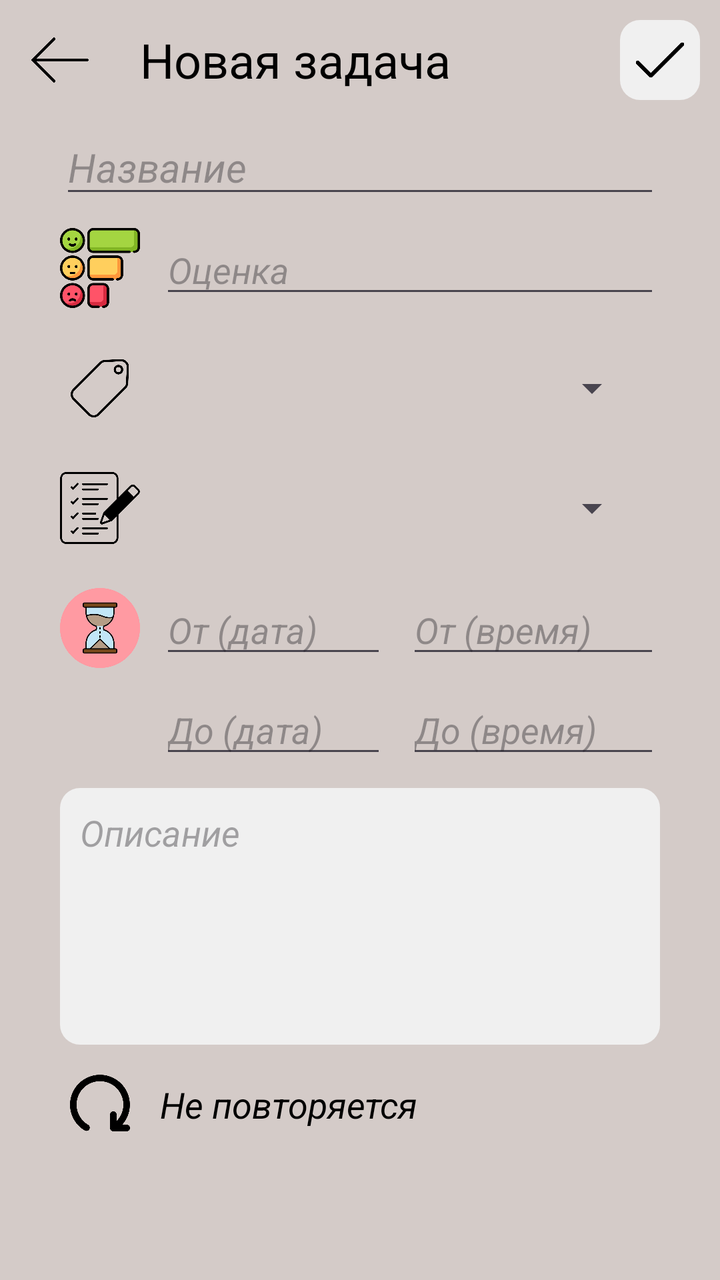
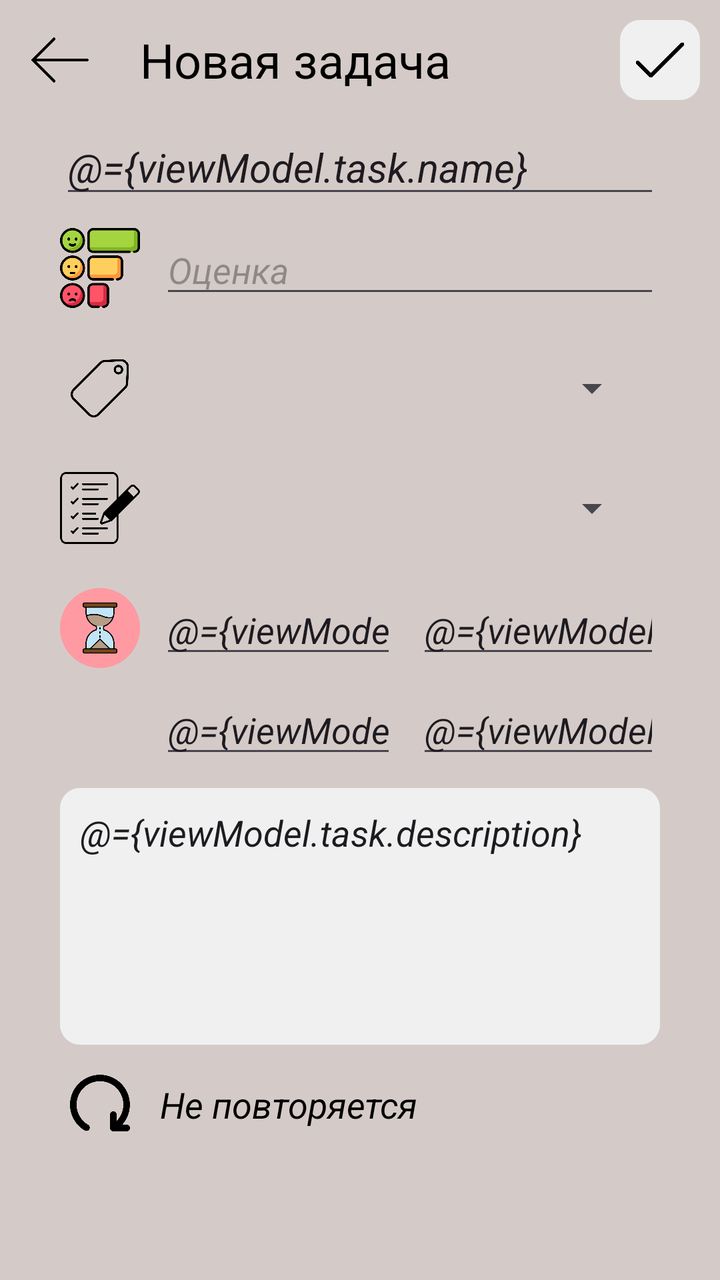

Screens rendered from an Android XML layout before and after an edit, with the pre-edit source and the edit as a unified diff.
<!-- AndroidManifest.xml: application theme Theme.Assistant -->
<!-- res/layout/activity_new_task.xml -->
<?xml version="1.0" encoding="utf-8"?>
<RelativeLayout xmlns:android="http://schemas.android.com/apk/res/android"
    xmlns:app="http://schemas.android.com/apk/res-auto"
    xmlns:tools="http://schemas.android.com/tools"
    android:layout_width="match_parent"
    android:layout_height="match_parent"
    android:background="@color/background_main"
    tools:context=".tasks.NewTaskActivity">

    <ImageButton
        android:layout_width="60dp"
        android:layout_height="60dp"
        android:id="@+id/backBtn"
        android:src="@drawable/back"
        android:scaleType="fitCenter"
        android:backgroundTint="@color/background_main"
        />
    <TextView
        android:layout_width="wrap_content"
        android:layout_height="60dp"
        android:id="@+id/newTaskText"
        android:textColor="@color/black"
        android:layout_toRightOf="@+id/backBtn"
        android:text="Новая задача"
        android:textSize="24dp"
        android:gravity="center"
        android:layout_marginLeft="10dp"
        />
    <ImageButton
        android:layout_width="40dp"
        android:layout_height="40dp"
        android:id="@+id/tickBtn"
        android:src="@drawable/tick"
        android:scaleType="fitCenter"
        android:padding="5dp"
        android:background="@drawable/image_btn_style"
        android:layout_marginBottom="70dp"
        android:layout_marginEnd="10dp"
        android:layout_marginTop="10dp"
        android:layout_alignParentEnd="true"
        />


    <ScrollView
        android:layout_width="match_parent"
        android:layout_height="match_parent"
        android:layout_below="@+id/newTaskText"
        android:id="@+id/scroll">
        <RelativeLayout
            android:layout_width="match_parent"
            android:layout_height="wrap_content"
            android:orientation="vertical">

            <LinearLayout
                android:layout_width="match_parent"
                android:layout_height="match_parent"
                android:layout_marginHorizontal="30dp"
                android:orientation="vertical">

                <EditText
                    android:layout_width="match_parent"
                    android:layout_height="wrap_content"
                    android:id="@+id/taskName"
                    android:hint="Название"
                    android:textSize="20dp"
                    android:textStyle="italic"
                    android:maxLength="30"/>

                <LinearLayout
                    android:layout_width="match_parent"
                    android:layout_height="wrap_content"
                    android:orientation="horizontal">

                    <ImageButton
                        android:layout_width="40dp"
                        android:layout_height="40dp"
                        android:src="@drawable/score"
                        android:scaleType="centerCrop"
                        android:background="@color/background_main"
                        android:layout_marginVertical="10dp"
                        />
                    <EditText
                        android:layout_width="match_parent"
                        android:layout_height="40dp"
                        android:id="@+id/scoreEditText"
                        android:layout_gravity="center"
                        android:textStyle="italic"
                        android:inputType="number"
                        android:hint="Оценка"
                        android:layout_marginLeft="10dp"/>

                </LinearLayout>


                <LinearLayout
                    android:layout_width="match_parent"
                    android:layout_height="wrap_content"
                    android:orientation="horizontal">

                    <ImageButton
                        android:layout_width="40dp"
                        android:layout_height="40dp"
                        android:src="@drawable/category"
                        android:scaleType="centerCrop"
                        android:background="@color/background_main"
                        android:layout_marginVertical="10dp"
                        />
                    <Spinner
                        android:layout_width="match_parent"
                        android:layout_height="40dp"
                        android:id="@+id/ctgSpinner"
                        android:layout_gravity="center"
                        android:layout_marginHorizontal="10dp" />

                </LinearLayout>



                <LinearLayout
                    android:layout_width="match_parent"
                    android:layout_height="wrap_content"
                    android:orientation="horizontal">

                    <ImageButton
                        android:layout_width="40dp"
                        android:layout_height="40dp"
                        android:src="@drawable/plans"
                        android:scaleType="centerCrop"
                        android:background="@color/background_main"
                        android:layout_marginVertical="10dp"
                        />
                    <Spinner
                        android:layout_width="match_parent"
                        android:layout_height="40dp"
                        android:id="@+id/plansSpinner"
                        android:layout_gravity="center"
                        android:layout_marginHorizontal="10dp" />

                </LinearLayout>


                <LinearLayout
                    android:layout_width="match_parent"
                    android:layout_height="wrap_content"
                    android:orientation="horizontal">

                    <ImageButton
                        android:layout_width="40dp"
                        android:layout_height="40dp"
                        android:src="@drawable/time_for_task"
                        android:scaleType="centerCrop"
                        android:background="@color/background_main"
                        android:layout_marginVertical="10dp"
                        />
                    <EditText
                        android:layout_width="wrap_content"
                        android:layout_height="40dp"
                        android:id="@+id/dateTimeTaskFromDate"
                        android:layout_gravity="center"
                        android:layout_weight="1"
                        android:textStyle="italic"
                        android:inputType="date"
                        android:hint="От (дата)"
                        android:layout_marginLeft="10dp"
                        android:onClick="setDateFrom"/>
                    <EditText
                        android:layout_width="wrap_content"
                        android:layout_height="40dp"
                        android:id="@+id/dateTimeTaskFromTime"
                        android:layout_gravity="center"
                        android:layout_weight="1"
                        android:textStyle="italic"
                        android:inputType="time"
                        android:hint="От (время)"
                        android:layout_marginLeft="10dp"
                        android:onClick="setTimeFrom"/>

                </LinearLayout>

                <LinearLayout
                    android:layout_width="match_parent"
                    android:layout_height="wrap_content"
                    android:orientation="horizontal"
                    android:layout_marginLeft="40dp">
                    <EditText
                        android:layout_width="wrap_content"
                        android:layout_height="40dp"
                        android:id="@+id/dateTimeTaskToDate"
                        android:layout_gravity="center"
                        android:layout_weight="1"
                        android:textStyle="italic"
                        android:inputType="date"
                        android:hint="До (дата)"
                        android:layout_marginLeft="10dp"
                        android:onClick="setDateTo"/>
                    <EditText
                        android:layout_width="wrap_content"
                        android:layout_height="40dp"
                        android:id="@+id/dateTimeTaskToTime"
                        android:layout_gravity="center"
                        android:layout_weight="1"
                        android:textStyle="italic"
                        android:inputType="time"
                        android:hint="До (время)"
                        android:layout_marginLeft="10dp"
                        android:onClick="setTimeTo"/>
                </LinearLayout>

                <EditText
                    android:layout_width="match_parent"
                    android:layout_height="wrap_content"
                    android:id="@+id/decrTaskEditText"
                    android:hint="Описание"
                    android:inputType="textMultiLine"
                    android:lines="5"
                    android:maxLines="10"
                    android:gravity="start"
                    android:padding="10dp"
                    android:background="@drawable/image_btn_style"
                    android:textStyle="italic"
                    android:layout_marginTop="10dp"
                    />

                <LinearLayout
                    android:layout_width="match_parent"
                    android:layout_height="wrap_content"
                    android:id="@+id/repeatOrNotRepeatLL"
                    android:orientation="horizontal">

                    <ImageButton
                        android:layout_width="40dp"
                        android:layout_height="40dp"
                        android:src="@drawable/repeat"
                        android:scaleType="centerCrop"
                        android:background="@color/background_main"
                        android:layout_marginVertical="10dp"
                        />
                    <TextView
                        android:layout_width="match_parent"
                        android:layout_height="40dp"
                        android:id="@+id/repeatOrNotRepeatText"
                        android:layout_gravity="center"
                        android:gravity="center_vertical"
                        android:textSize="18dp"
                        android:textStyle="italic"
                        android:text="Не повторяется"
                        android:layout_marginLeft="10dp"
                        android:textColor="@color/black"/>

                </LinearLayout>


                
                <LinearLayout
                    android:layout_width="match_parent"
                    android:layout_height="match_parent"
                    android:id="@+id/taskRepeatLL"
                    android:layout_marginHorizontal="10dp"
                    android:orientation="vertical"
                    android:visibility="gone">

                    <LinearLayout
                        android:layout_width="match_parent"
                        android:layout_height="wrap_content"
                        android:orientation="horizontal"
                        android:layout_marginBottom="10dp">

                        <TextView
                            android:layout_width="wrap_content"
                            android:layout_height="match_parent"
                            android:text="Начало повторов"
                            android:textSize="20dp"
                            android:gravity="center_vertical"
                            android:layout_gravity="center_vertical"
                            android:textColor="@color/black"
                            android:layout_marginHorizontal="20dp"/>

                        <EditText
                            android:layout_width="match_parent"
                            android:layout_height="40dp"
                            android:id="@+id/dateStart"
                            android:textSize="20dp"
                            android:inputType="date"
                            android:hint="дата"
                            android:textColor="@color/black"
                            android:onClick="setDateRepeat"/>

                    </LinearLayout>

                    <TextView
                        android:layout_width="match_parent"
                        android:layout_height="wrap_content"
                        android:text="Повторяется раз в"
                        android:textSize="20dp"
                        android:textColor="@color/black"
                        android:layout_marginBottom="10dp"
                        android:layout_marginHorizontal="20dp"/>

                    <LinearLayout
                        android:layout_width="match_parent"
                        android:layout_height="wrap_content"
                        android:orientation="horizontal">

                        <EditText
                            android:layout_width="70dp"
                            android:layout_height="40dp"
                            android:id="@+id/count"
                            android:hint="кол-во"
                            android:inputType="number"
                            android:textAlignment="center"
                            android:layout_marginVertical="10dp"
                            />
                        <Spinner
                            android:layout_width="match_parent"
                            android:layout_height="40dp"
                            android:id="@+id/repeatSpinner"
                            android:hint="кол-во"
                            android:textAlignment="center"
                            android:layout_marginVertical="10dp"
                            android:layout_marginLeft="20dp"/>
                    </LinearLayout>

                    <TextView
                        android:layout_width="match_parent"
                        android:layout_height="wrap_content"
                        android:id="@+id/textDayRepeat"
                        android:text="Когда повторяется"
                        android:textSize="20dp"
                        android:textColor="@color/black"
                        android:layout_marginVertical="10dp"
                        android:layout_marginHorizontal="20dp"
                        android:visibility="visible"/>


                    <LinearLayout
                        android:layout_width="match_parent"
                        android:layout_height="wrap_content"
                        android:id="@+id/linearWeek"
                        android:orientation="horizontal"
                        android:layout_marginTop="10dp"
                        android:visibility="visible">

                        <TextView
                            android:layout_width="wrap_content"
                            android:layout_height="wrap_content"
                            android:id="@+id/mondayBtn"
                            android:background="@drawable/image_btn_style"
                            android:textColor="@color/black"
                            android:text="ПН"
                            android:textAlignment="center"
                            android:layout_weight="1"
                            android:textSize="18dp"
                            android:layout_marginHorizontal="3dp"/>

                        <TextView
                            android:layout_width="wrap_content"
                            android:layout_height="wrap_content"
                            android:id="@+id/tuesdayBtn"
                            android:background="@drawable/image_btn_style"
                            android:textColor="@color/black"
                            android:text="ВТ"
                            android:textAlignment="center"
                            android:layout_weight="1"
                            android:textSize="18dp"
                            android:layout_marginHorizontal="3dp"/>

                        <TextView
                            android:layout_width="wrap_content"
                            android:layout_height="wrap_content"
                            android:id="@+id/wednesdayBtn"
                            android:background="@drawable/image_btn_style"
                            android:textColor="@color/black"
                            android:text="СР"
                            android:textAlignment="center"
                            android:layout_weight="1"
                            android:textSize="18dp"
                            android:layout_marginHorizontal="3dp"/>

                        <TextView
                            android:layout_width="wrap_content"
                            android:layout_height="wrap_content"
                            android:backgroundTint="@color/background2"
                            android:id="@+id/thursdayBtn"
                            android:background="@drawable/image_btn_style"
                            android:textColor="@color/black"
                            android:text="ЧТ"
                            android:textAlignment="center"
                            android:layout_weight="1"
                            android:textSize="18dp"
                            android:layout_marginHorizontal="3dp"/>

                        <TextView
                            android:layout_width="wrap_content"
                            android:layout_height="wrap_content"
                            android:id="@+id/fridayBtn"
                            android:background="@drawable/image_btn_style"
                            android:textColor="@color/black"
                            android:text="ПТ"
                            android:textAlignment="center"
                            android:layout_weight="1"
                            android:textSize="18dp"
                            android:layout_marginHorizontal="3dp"/>

                        <TextView
                            android:layout_width="wrap_content"
                            android:layout_height="wrap_content"
                            android:id="@+id/saturdayBtn"
                            android:background="@drawable/image_btn_style"
                            android:textColor="@color/black"
                            android:text="СБ"
                            android:textAlignment="center"
                            android:layout_weight="1"
                            android:textSize="18dp"
                            android:layout_marginHorizontal="3dp"/>
                        <TextView
                            android:layout_width="wrap_content"
                            android:layout_height="wrap_content"
                            android:id="@+id/sundayBtn"
                            android:background="@drawable/image_btn_style"
                            android:textColor="@color/black"
                            android:text="ВС"
                            android:textAlignment="center"
                            android:layout_weight="1"
                            android:textSize="18dp"
                            android:layout_marginHorizontal="3dp"/>

                    </LinearLayout>


                    <TextView
                        android:layout_width="wrap_content"
                        android:layout_height="wrap_content"
                        android:text="Когда заканчивается"
                        android:textSize="20dp"
                        android:textColor="@color/black"
                        android:layout_marginVertical="10dp"
                        android:layout_marginHorizontal="20dp"/>
                    <LinearLayout
                        android:layout_width="match_parent"
                        android:layout_height="wrap_content"
                        android:orientation="horizontal">

                        <Spinner
                            android:layout_width="wrap_content"
                            android:layout_height="30dp"
                            android:id="@+id/whenEndSpinner"
                            android:hint="конец"
                            android:textAlignment="center"
                            android:paddingHorizontal="30dp"/>
                        <EditText
                            android:layout_width="match_parent"
                            android:layout_height="wrap_content"
                            android:id="@+id/dateEnd"
                            android:textSize="20dp"
                            android:inputType="date"
                            android:textAlignment="center"
                            android:textColor="@color/black"
                            android:visibility="gone"
                            android:onClick="setDate"/>

                        <EditText
                            android:layout_width="match_parent"
                            android:layout_height="wrap_content"
                            android:id="@+id/countEnd"
                            android:textSize="20dp"
                            android:inputType="number"
                            android:textAlignment="center"
                            android:textColor="@color/black"
                            android:visibility="gone"/>
                    </LinearLayout>



                </LinearLayout>


            </LinearLayout>
        </RelativeLayout>
    </ScrollView>


</RelativeLayout>
<!-- resources referenced by this layout -->
<resources>
  <color name="background2">#FFF0F0F0</color>
  <color name="background_main">#FFD4CBC8</color>
  <color name="black">#FF000000</color>
  <!-- drawable back: png bitmap (drawable, 2771 bytes) -->
  <!-- drawable category: png bitmap (drawable, 7547 bytes) -->
  <!-- drawable image_btn_style (drawable) -->
  <?xml version="1.0" encoding="utf-8"?>
  <shape xmlns:android="http://schemas.android.com/apk/res/android">
      <solid android:color="@color/background2"/>
      <corners android:radius="10.0dp"/>
  </shape>
  <!-- drawable plans: png bitmap (drawable, 12585 bytes) -->
  <!-- drawable repeat: png bitmap (drawable, 10718 bytes) -->
  <!-- drawable score: png bitmap (drawable, 35663 bytes) -->
  <!-- drawable tick: png bitmap (drawable, 3143 bytes) -->
  <!-- drawable time_for_task: png bitmap (drawable, 28308 bytes) -->
  <style name="Theme.Assistant" parent="Base.Theme.Assistant" />
  <style name="Base.Theme.Assistant" parent="Theme.Material3.DayNight.NoActionBar">
          
          
          <item name="colorPrimary">@color/background_main</item>
  
          <item name="android:spinnerItemStyle">
              @style/spinnerItemStyle
          </item>
  
          
          <item name="android:spinnerDropDownItemStyle">
              @style/spinnerDropDownItemStyle
          </item>
  
      </style>
  <style name="spinnerItemStyle">
  
          <item name="android:textStyle">normal</item>
          <item name="android:paddingHorizontal">20dp</item>
          <item name="android:textSize">20sp</item>
          <item name="android:textColor">@color/black</item>
      </style>
  <style name="spinnerDropDownItemStyle">
          <item name="android:paddingHorizontal">20dp</item>
          <item name="android:paddingVertical">10dp</item>
          <item name="android:textSize">20sp</item>
          <item name="android:textColor">@color/black</item>
      </style>
</resources>

<!-- the commit's change to res/layout/activity_new_task.xml (unified diff, before → after) -->
@@ -1,11 +1,17 @@
 <?xml version="1.0" encoding="utf-8"?>
+<layout>
+    <data>
+        <variable
+            name="viewModel"
+            type="com.example.assistant.viewmodel.NewTaskViewModel" />
+    </data>
 <RelativeLayout xmlns:android="http://schemas.android.com/apk/res/android"
     xmlns:app="http://schemas.android.com/apk/res-auto"
     xmlns:tools="http://schemas.android.com/tools"
     android:layout_width="match_parent"
     android:layout_height="match_parent"
     android:background="@color/background_main"
-    tools:context=".tasks.NewTaskActivity">
+    tools:context=".views.NewTaskActivity">
 
     <ImageButton
         android:layout_width="60dp"
@@ -38,6 +44,7 @@
         android:layout_marginEnd="10dp"
         android:layout_marginTop="10dp"
         android:layout_alignParentEnd="true"
+        android:onClick="@{()-> viewModel.onSaveBtnClicked()}"
         />
 
 
@@ -64,7 +71,8 @@
                     android:hint="Название"
                     android:textSize="20dp"
                     android:textStyle="italic"
-                    android:maxLength="30"/>
+                    android:maxLength="30"
+                    android:text="@={viewModel.task.name}"/>
 
                 <LinearLayout
                     android:layout_width="match_parent"
@@ -87,7 +95,7 @@
                         android:textStyle="italic"
                         android:inputType="number"
                         android:hint="Оценка"
-                        android:layout_marginLeft="10dp"/>
+                        android:layout_marginLeft="10dp" />
 
                 </LinearLayout>
 
@@ -162,7 +170,8 @@
                         android:inputType="date"
                         android:hint="От (дата)"
                         android:layout_marginLeft="10dp"
-                        android:onClick="setDateFrom"/>
+                        android:onClick="setDateFrom"
+                        android:text="@={viewModel.task.startDate}"/>
                     <EditText
                         android:layout_width="wrap_content"
                         android:layout_height="40dp"
@@ -173,7 +182,8 @@
                         android:inputType="time"
                         android:hint="От (время)"
                         android:layout_marginLeft="10dp"
-                        android:onClick="setTimeFrom"/>
+                        android:onClick="setTimeFrom"
+                        android:text="@={viewModel.task.startTime}"/>
 
                 </LinearLayout>
 
@@ -192,7 +202,8 @@
                         android:inputType="date"
                         android:hint="До (дата)"
                         android:layout_marginLeft="10dp"
-                        android:onClick="setDateTo"/>
+                        android:onClick="setDateTo"
+                        android:text="@={viewModel.task.stopDate}"/>
                     <EditText
                         android:layout_width="wrap_content"
                         android:layout_height="40dp"
@@ -203,7 +214,8 @@
                         android:inputType="time"
                         android:hint="До (время)"
                         android:layout_marginLeft="10dp"
-                        android:onClick="setTimeTo"/>
+                        android:onClick="setTimeTo"
+                        android:text="@={viewModel.task.stopTime}"/>
                 </LinearLayout>
 
                 <EditText
@@ -219,6 +231,7 @@
                     android:background="@drawable/image_btn_style"
                     android:textStyle="italic"
                     android:layout_marginTop="10dp"
+                    android:text="@={viewModel.task.description}"
                     />
 
                 <LinearLayout
@@ -283,7 +296,8 @@
                             android:inputType="date"
                             android:hint="дата"
                             android:textColor="@color/black"
-                            android:onClick="setDateRepeat"/>
+                            android:onClick="setDateRepeat"
+                            android:text="@={viewModel.repeat.start}"/>
 
                     </LinearLayout>
 
@@ -456,7 +470,9 @@
                             android:textAlignment="center"
                             android:textColor="@color/black"
                             android:visibility="gone"
-                            android:onClick="setDate"/>
+                            android:onClick="setDate"
+                            android:text="@={viewModel.repeat.stop}"
+                            />
 
                         <EditText
                             android:layout_width="match_parent"
@@ -466,7 +482,7 @@
                             android:inputType="number"
                             android:textAlignment="center"
                             android:textColor="@color/black"
-                            android:visibility="gone"/>
+                            android:visibility="gone" />
                     </LinearLayout>
 
 
@@ -480,3 +496,4 @@
 
 
 </RelativeLayout>
+</layout>
